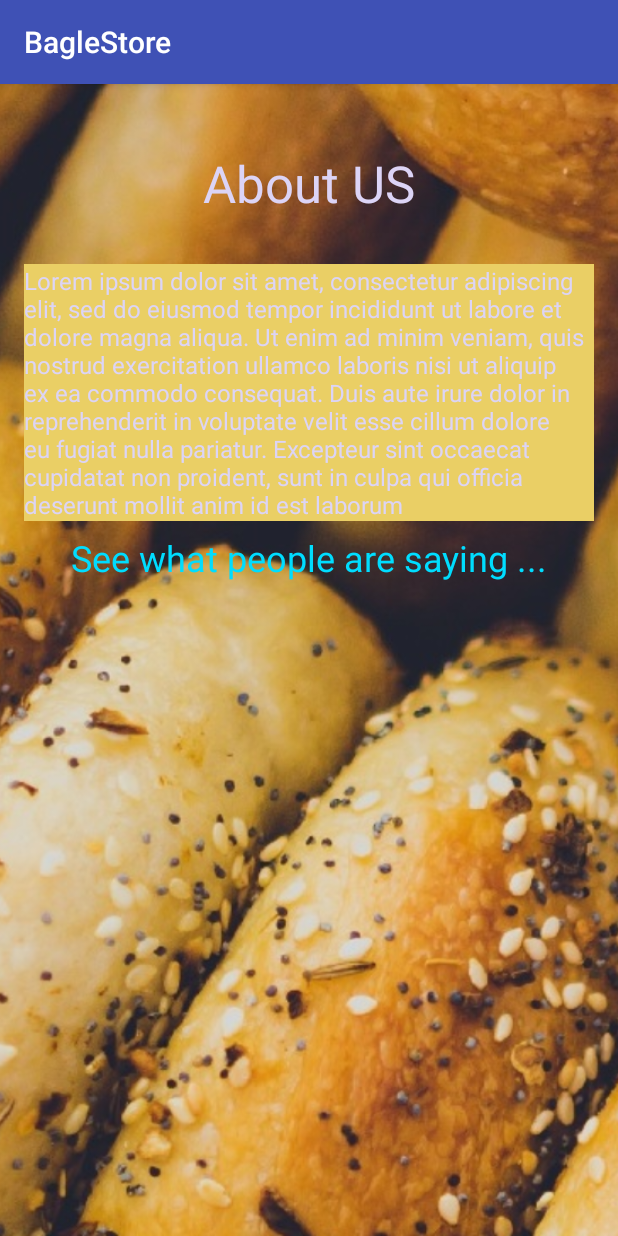
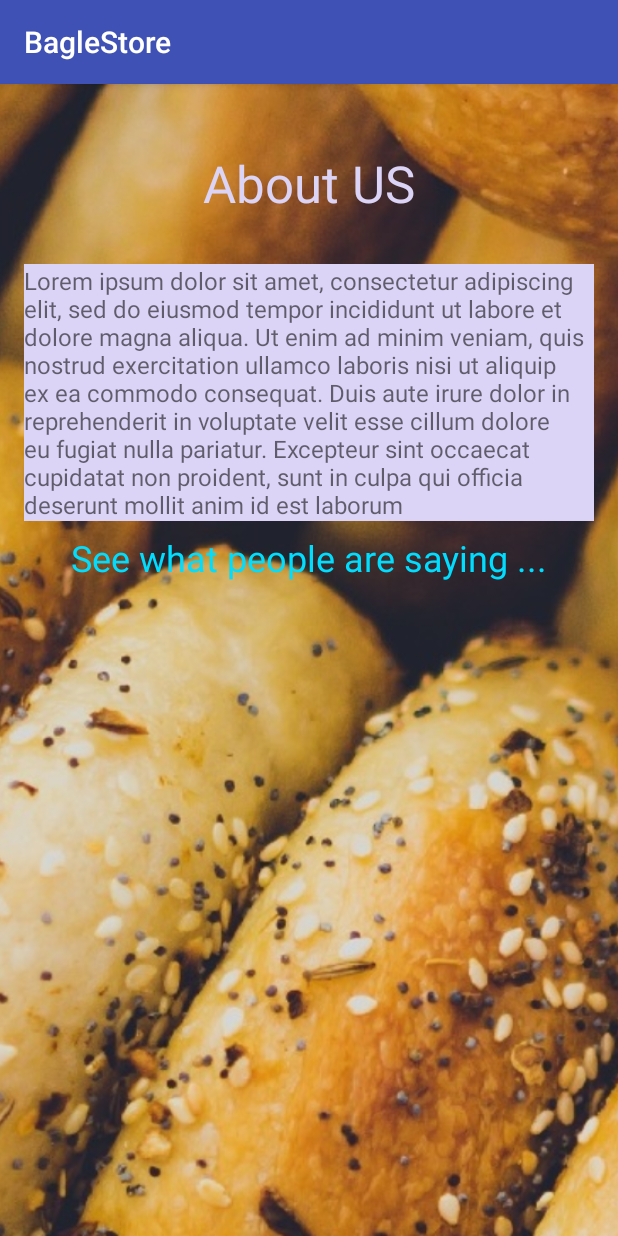
Before and after one commit to dcuthell/bagel-app, an Android app: the About screen opened directly, with no data from a screen before it, on a phone screen of 412 x 824 dp. Run offline under Robolectric (Android 15) with nearby library versions, the phone set to English and light mode, and no system bars; our stand-ins replace ButterKnife.

Commit message:
add alternative resource for about section

```diff
--- a/app/src/main/java/com/cuthell/dcuthell/bagelstore/adapters/FirebaseBagelListAdapter.java
+++ b/app/src/main/java/com/cuthell/dcuthell/bagelstore/adapters/FirebaseBagelListAdapter.java
@@ -9,8 +9,14 @@ import com.cuthell.dcuthell.bagelstore.models.Bagel;
 import com.cuthell.dcuthell.bagelstore.util.ItemTouchHelperAdapter;
 import com.cuthell.dcuthell.bagelstore.util.OnStartDragListener;
 import com.firebase.ui.database.FirebaseRecyclerAdapter;
+import com.google.firebase.database.ChildEventListener;
+import com.google.firebase.database.DataSnapshot;
+import com.google.firebase.database.DatabaseError;
 import com.google.firebase.database.DatabaseReference;
 import com.google.firebase.database.Query;
+
+import java.util.ArrayList;
+import java.util.Collections;
 
 /**
  * Created by dcuthell on 11/7/2017.
@@ -20,12 +26,41 @@ public class FirebaseBagelListAdapter extends FirebaseRecyclerAdapter<Bagel, Fir
     private DatabaseReference mRef;
     private OnStartDragListener mOnStartDragListener;
     private Context mContext;
+    private ChildEventListener mChildEventListener;
+    private ArrayList<Bagel> mBagels = new ArrayList<>();
 
     public FirebaseBagelListAdapter(Class<Bagel> modelClass, int modelLayout, Class<FirebaseBagelViewHolder> viewHolderClass, Query ref, OnStartDragListener onStartDragListener, Context context) {
         super(modelClass, modelLayout, viewHolderClass, ref);
         mRef = ref.getRef();
         mOnStartDragListener = onStartDragListener;
         mContext = context;
+
+        mChildEventListener = mRef.addChildEventListener(new ChildEventListener() {
+            @Override
+            public void onChildAdded(DataSnapshot dataSnapshot, String s) {
+                mBagels.add(dataSnapshot.getValue(Bagel.class));
+            }
+
+            @Override
+            public void onChildChanged(DataSnapshot dataSnapshot, String s) {
+
+            }
+
+            @Override
+            public void onChildRemoved(DataSnapshot dataSnapshot) {
+
+            }
+
+            @Override
+            public void onChildMoved(DataSnapshot dataSnapshot, String s) {
+
+            }
+
+            @Override
+            public void onCancelled(DatabaseError databaseError) {
+
+            }
+        });
     }
 
     @Override
@@ -44,12 +79,30 @@ public class FirebaseBagelListAdapter extends FirebaseRecyclerAdapter<Bagel, Fir
 
     @Override
     public boolean onItemMove(int fromPosition, int toPosition){
+        Collections.swap(mBagels, fromPosition, toPosition);
         notifyItemMoved(fromPosition, toPosition);
         return false;
     }
 
     @Override
     public void onItemDismiss(int position){
+        mBagels.remove(position);
         getRef(position).removeValue();
     }
+
+    @Override
+    public void cleanup() {
+        super.cleanup();
+        setIndexInFirebase();
+        mRef.removeEventListener(mChildEventListener);
+    }
+
+    private void setIndexInFirebase() {
+        for (Bagel bagel: mBagels) {
+            int index = mBagels.indexOf(bagel);
+            DatabaseReference ref = getRef(index);
+            bagel.setIndex(Integer.toString(index));
+            ref.setValue(bagel);
+        }
+    }
 }
--- a/app/src/main/java/com/cuthell/dcuthell/bagelstore/adapters/ReviewListAdapter.java
+++ b/app/src/main/java/com/cuthell/dcuthell/bagelstore/adapters/ReviewListAdapter.java
@@ -37,11 +37,13 @@ public class ReviewListAdapter extends RecyclerView.Adapter<ReviewListAdapter.Re
         @Bind(R.id.readMoreButton) Button mReadMoreButton;
 
         private Context context;
+        private int mOrientation;
 
         public ReviewViewHolder(View itemView){
             super(itemView);
             ButterKnife.bind(this, itemView);
             mContext = itemView.getContext();
+            mOrientation = itemView.getResources().getConfiguration().orientation;
         }
 
         public void bindReview(final Review review){
--- a/app/src/main/java/com/cuthell/dcuthell/bagelstore/models/Bagel.java
+++ b/app/src/main/java/com/cuthell/dcuthell/bagelstore/models/Bagel.java
@@ -46,11 +46,11 @@ public class Bagel {
             return output;
         }
         if(this.toppings.size() < 3){
-            output += " With " + this.toppings.get(0) + " and " + this.toppings.get(1);
+            output += "With " + this.toppings.get(0) + " and " + this.toppings.get(1);
             return output;
         }
         else{
-            output += " With " + this.toppings.get(0);
+            output += "With " + this.toppings.get(0);
             for(int i = 1; i < (this.toppings.size()-1); i++){
                 output += ", " + this.toppings.get(i);
             }
--- a/app/src/main/java/com/cuthell/dcuthell/bagelstore/ui/NewOrder.java
+++ b/app/src/main/java/com/cuthell/dcuthell/bagelstore/ui/NewOrder.java
@@ -28,6 +28,7 @@ import com.google.firebase.auth.FirebaseAuth;
 import com.google.firebase.auth.FirebaseUser;
 import com.google.firebase.database.DatabaseReference;
 import com.google.firebase.database.FirebaseDatabase;
+import com.google.firebase.database.Query;
 
 import org.parceler.Parcels;
 
@@ -35,6 +36,8 @@ import java.util.ArrayList;
 
 import butterknife.Bind;
 import butterknife.ButterKnife;
+
+import static com.cuthell.dcuthell.bagelstore.Constants.FIREBASE_CHILD_BAGELS;
 
 public class NewOrder extends AppCompatActivity implements OnStartDragListener{
 
@@ -83,9 +86,11 @@ public class NewOrder extends AppCompatActivity implements OnStartDragListener{
         FirebaseUser user = FirebaseAuth.getInstance().getCurrentUser();
         String uid = user.getUid();
 
-        mBagelReference = FirebaseDatabase.getInstance().getReference(Constants.FIREBASE_CHILD_BAGELS).child(uid);
+        Query query = FirebaseDatabase.getInstance().getReference(FIREBASE_CHILD_BAGELS).child(uid).orderByChild(Constants.FIREBASE_QUERY_INDEX);
 
-        mFirebaseAdapter = new FirebaseBagelListAdapter(Bagel.class, R.layout.bagel_list_item, FirebaseBagelViewHolder.class, mBagelReference, this, this);
+//        mBagelReference = FirebaseDatabase.getInstance().getReference(FIREBASE_CHILD_BAGELS).child(uid);
+
+        mFirebaseAdapter = new FirebaseBagelListAdapter(Bagel.class, R.layout.bagel_list_item, FirebaseBagelViewHolder.class, query, this, this);
         mRecyclerView.setHasFixedSize(true);
         mRecyclerView.setLayoutManager(new LinearLayoutManager(this));
         mRecyclerView.setAdapter(mFirebaseAdapter);
--- /dev/null
+++ b/app/src/main/res/layout-land/activity_about.xml
@@ -0,0 +1,110 @@
+<?xml version="1.0" encoding="utf-8"?>
+<android.support.constraint.ConstraintLayout xmlns:android="http://schemas.android.com/apk/res/android"
+    xmlns:app="http://schemas.android.com/apk/res-auto"
+    xmlns:tools="http://schemas.android.com/tools"
+    android:orientation="vertical"
+    android:layout_width="match_parent"
+    android:layout_height="match_parent">
+
+    <ImageView
+        android:id="@+id/backgroundImageView"
+        android:layout_width="0dp"
+        android:layout_height="0dp"
+        android:scaleType="centerCrop"
+        app:layout_constraintBottom_toBottomOf="parent"
+        app:layout_constraintLeft_toLeftOf="parent"
+        app:layout_constraintRight_toRightOf="parent"
+        app:layout_constraintTop_toTopOf="parent"
+        app:srcCompat="@drawable/bagel_background"
+        app:layout_constraintHorizontal_bias="1.0"
+        app:layout_constraintVertical_bias="0.0" />
+
+    <android.support.constraint.ConstraintLayout
+        android:id="@+id/constraintLayout"
+        android:layout_width="wrap_content"
+        android:layout_height="0dp"
+        android:layout_marginBottom="8dp"
+        android:layout_marginLeft="16dp"
+        android:layout_marginTop="8dp"
+        app:layout_constraintBottom_toBottomOf="parent"
+        app:layout_constraintLeft_toLeftOf="parent"
+        app:layout_constraintTop_toTopOf="parent"
+        android:layout_marginStart="8dp"
+        app:layout_constraintVertical_bias="0.0">
+
+        <TextView
+            android:id="@+id/aboutDetailsTextView"
+            android:layout_width="250sp"
+            android:layout_height="0dp"
+            android:layout_marginBottom="8dp"
+            android:layout_marginLeft="8dp"
+            android:layout_marginStart="8dp"
+            android:layout_marginTop="8dp"
+            android:text="Lorem ipsum dolor sit amet, consectetur adipiscing elit, sed do eiusmod tempor incididunt ut labore et dolore magna aliqua. Ut enim ad minim veniam, quis nostrud exercitation ullamco laboris nisi ut aliquip ex ea commodo consequat. Duis aute irure dolor in reprehenderit in voluptate velit esse cillum dolore eu fugiat nulla pariatur. Excepteur sint occaecat cupidatat non proident, sunt in culpa qui officia deserunt mollit anim id est laborum"
+            android:textAlignment="textStart"
+            app:layout_constraintBottom_toBottomOf="@+id/backgroundImageView"
+            app:layout_constraintLeft_toLeftOf="parent"
+            app:layout_constraintTop_toBottomOf="@+id/aboutUsTextView"
+            app:layout_constraintVertical_bias="0.0" />
+
+        <TextView
+            android:id="@+id/aboutUsTextView"
+            android:layout_width="wrap_content"
+            android:layout_height="wrap_content"
+            android:text="About Us"
+            android:textColor="@color/groovyColor"
+            android:textSize="30sp"
+            app:layout_constraintBottom_toBottomOf="parent"
+            app:layout_constraintHorizontal_bias="0.5"
+            app:layout_constraintLeft_toLeftOf="parent"
+            app:layout_constraintRight_toRightOf="parent"
+            app:layout_constraintTop_toTopOf="parent"
+            app:layout_constraintVertical_bias="0.051" />
+    </android.support.constraint.ConstraintLayout>
+
+    <android.support.constraint.ConstraintLayout
+        android:layout_width="0dp"
+        android:layout_height="0dp"
+        android:layout_marginRight="8dp"
+        app:layout_constraintRight_toRightOf="parent"
+        app:layout_constraintBottom_toBottomOf="parent"
+        android:layout_marginBottom="8dp"
+        app:layout_constraintTop_toTopOf="parent"
+        android:layout_marginTop="8dp"
+        app:layout_constraintLeft_toRightOf="@+id/constraintLayout"
+        android:layout_marginEnd="8dp"
+        android:id="@+id/constraintLayout2"
+        app:layout_constraintHorizontal_bias="0.0"
+        app:layout_constraintVertical_bias="0.0">
+
+        <TextView
+            android:id="@+id/textView2"
+            android:layout_width="wrap_content"
+            android:layout_height="wrap_content"
+            android:layout_marginLeft="8dp"
+            android:layout_marginRight="8dp"
+            android:layout_marginTop="20dp"
+            android:text="See What People Are Saying!"
+            android:textColor="@color/groovyColor"
+            android:textSize="24sp"
+            app:layout_constraintLeft_toRightOf="@+id/constraintLayout"
+            app:layout_constraintRight_toRightOf="@+id/constraintLayout2"
+            app:layout_constraintTop_toTopOf="@+id/constraintLayout2" />
+
+        <android.support.v7.widget.RecyclerView
+            android:id="@+id/recyclerView"
+            android:layout_width="0dp"
+            android:layout_height="0dp"
+            android:layout_marginBottom="8dp"
+            android:layout_marginEnd="8dp"
+            android:layout_marginLeft="8dp"
+            android:layout_marginRight="8dp"
+            android:layout_marginStart="8dp"
+            android:layout_marginTop="8dp"
+            app:layout_constraintBottom_toBottomOf="parent"
+            app:layout_constraintLeft_toLeftOf="parent"
+            app:layout_constraintRight_toRightOf="parent"
+            app:layout_constraintTop_toBottomOf="@+id/textView2" />
+    </android.support.constraint.ConstraintLayout>
+
+</android.support.constraint.ConstraintLayout>
--- a/app/src/main/res/layout/activity_about.xml
+++ b/app/src/main/res/layout/activity_about.xml
@@ -45,10 +45,10 @@
         android:layout_marginRight="16dp"
         android:layout_marginStart="16dp"
         android:layout_marginTop="31dp"
-        android:background="#eacf65"
+        android:background="@color/groovyColor"
         android:text="Lorem ipsum dolor sit amet, consectetur adipiscing elit, sed do eiusmod tempor incididunt ut labore et dolore magna aliqua. Ut enim ad minim veniam, quis nostrud exercitation ullamco laboris nisi ut aliquip ex ea commodo consequat. Duis aute irure dolor in reprehenderit in voluptate velit esse cillum dolore eu fugiat nulla pariatur. Excepteur sint occaecat cupidatat non proident, sunt in culpa qui officia deserunt mollit anim id est laborum"
         android:textAppearance="@style/TextAppearance.AppCompat"
-        android:textColor="@color/groovyColor"
+        android:textColor="@color/common_google_signin_btn_text_light_focused"
         android:textSize="16sp"
         app:layout_constraintHorizontal_bias="0.437"
         app:layout_constraintLeft_toLeftOf="parent"
```
